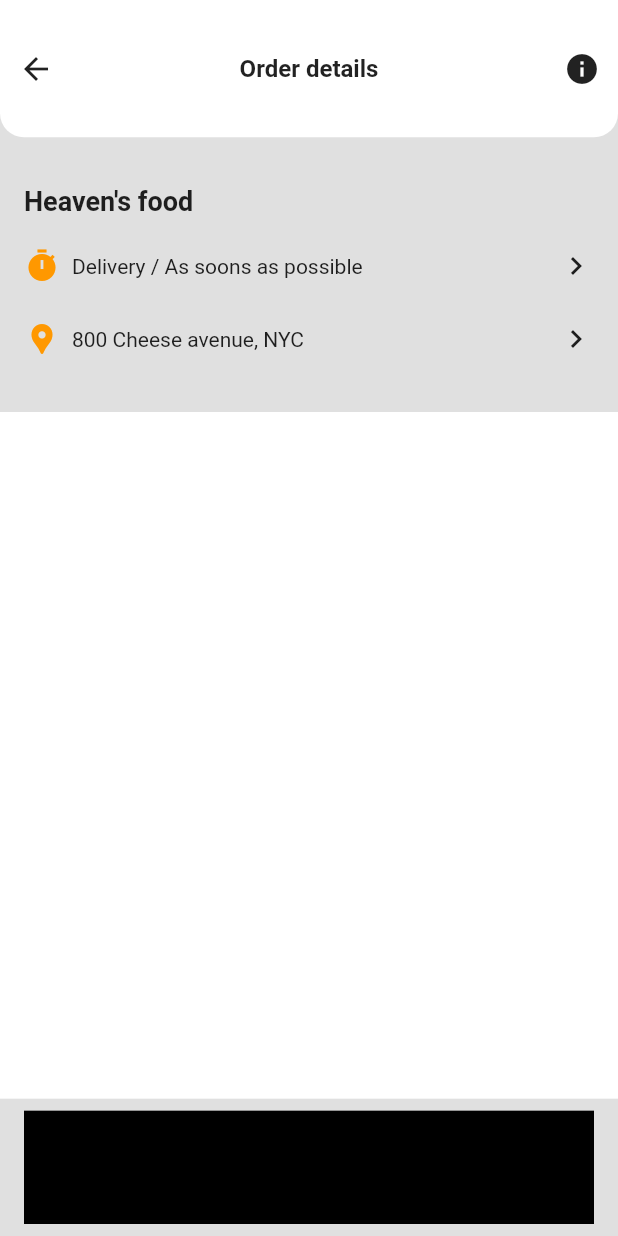
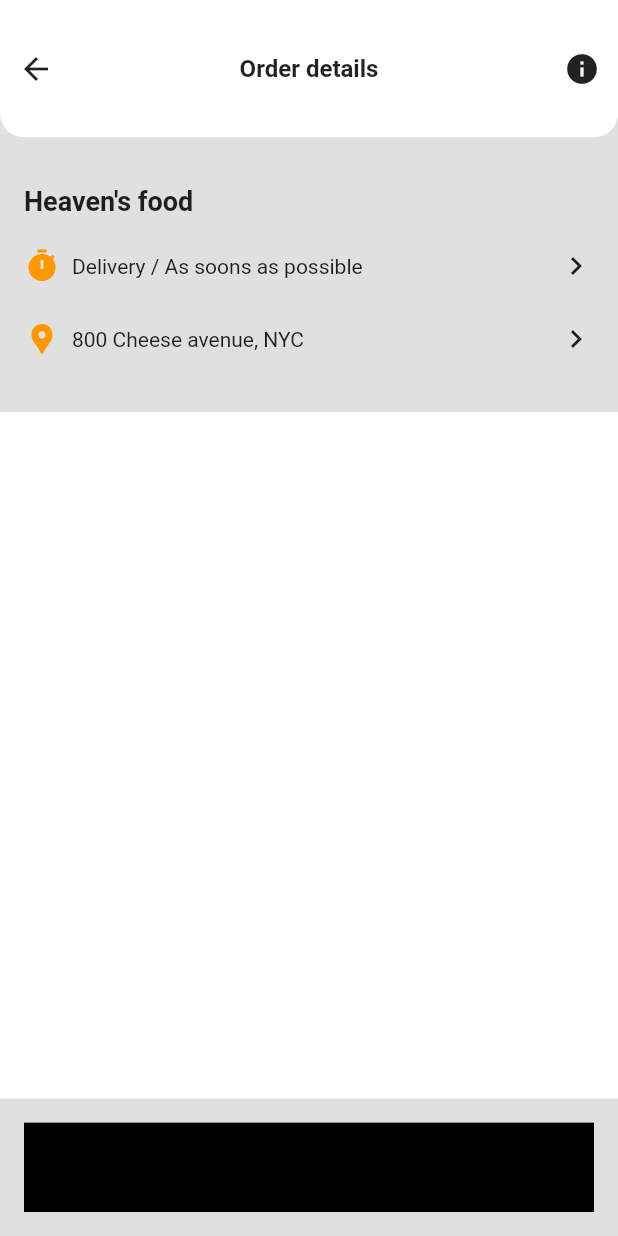
Before and after one commit to JAICHANGPARK/flutter_notebook_11th_story, a Flutter app: the screen it shows after launch, item 2 of the bottom bar chosen, on a phone screen of 412 x 824 dp. Run offline on Flutter 3.47's test engine with Material 2 defaults, Android fonts, the phone set to English and light mode, and no system bars; our stand-ins replace backdrop, badges, flutter_inner_drawer, flutter_slidable, flutter_swiper, google_fonts; network calls fail.

Commit message:
Update food_order_page.dart

```diff
--- a/lib/ep744_food_app/ui/food_order_page.dart
+++ b/lib/ep744_food_app/ui/food_order_page.dart
@@ -93,7 +93,7 @@ class _FoodOrderPageState extends State<FoodOrderPage> {
               ),
             )),
             Expanded(flex: 2, child: Container(
-              margin: EdgeInsets.symmetric(horizontal: 16, vertical: 8),
+              margin: EdgeInsets.symmetric(horizontal: 16, vertical: 16),
               decoration: BoxDecoration(
                 color: Colors.black
               ),
```
